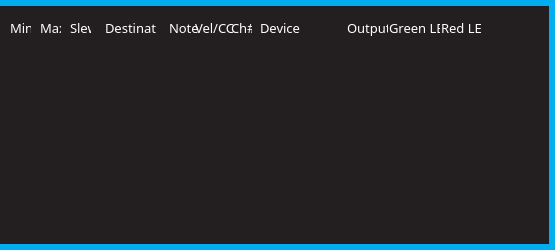
The window that standalone/advanced/forms/keyWindowForm.ui (Muse-Kinetics/softstep_editor) describes before a commit, drawn with Qt 5; both pictures show x 445 to 1000 and y 0 to 250 of the 1000 by 250 pixel window.
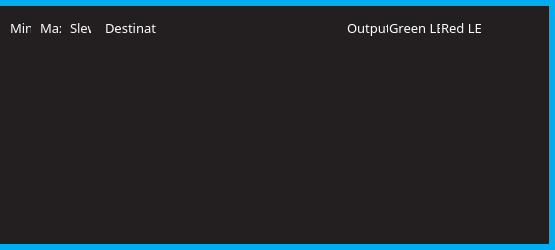
The same window after the commit.

Commit message: added stuff for dynamic device labeling for the modlines.

Diff of the .ui file:
```diff
--- a/standalone/advanced/forms/keyWindowForm.ui
+++ b/standalone/advanced/forms/keyWindowForm.ui
@@ -319,82 +319,21 @@
     <string>Output</string>
    </property>
   </widget>
-  <widget class="QLabel" name="label_20">
-   <property name="geometry">
-    <rect>
-     <x>640</x>
-     <y>20</y>
-     <width>41</width>
-     <height>16</height>
-    </rect>
-   </property>
-   <property name="font">
-    <font>
-     <family>Futura</family>
-     <pointsize>10</pointsize>
-    </font>
-   </property>
-   <property name="text">
-    <string>Vel/CC</string>
-   </property>
-  </widget>
-  <widget class="QLabel" name="label_19">
-   <property name="geometry">
-    <rect>
-     <x>614</x>
-     <y>20</y>
-     <width>31</width>
-     <height>16</height>
-    </rect>
-   </property>
-   <property name="font">
-    <font>
-     <family>Futura</family>
-     <pointsize>10</pointsize>
-    </font>
-   </property>
-   <property name="text">
-    <string>Note</string>
-   </property>
-  </widget>
-  <widget class="QLabel" name="label_21">
-   <property name="geometry">
-    <rect>
-     <x>676</x>
-     <y>20</y>
-     <width>21</width>
-     <height>16</height>
-    </rect>
-   </property>
-   <property name="font">
-    <font>
-     <family>Futura</family>
-     <pointsize>10</pointsize>
-    </font>
-   </property>
-   <property name="text">
-    <string>Ch#</string>
-   </property>
-  </widget>
-  <widget class="QLabel" name="label_22">
-   <property name="geometry">
-    <rect>
-     <x>705</x>
-     <y>20</y>
-     <width>51</width>
-     <height>16</height>
-    </rect>
-   </property>
-   <property name="font">
-    <font>
-     <family>Futura</family>
-     <pointsize>10</pointsize>
-    </font>
-   </property>
-   <property name="text">
-    <string>Device</string>
-   </property>
-  </widget>
+  <zorder>label_9</zorder>
+  <zorder>label_16</zorder>
+  <zorder>label_18</zorder>
+  <zorder>label_6</zorder>
+  <zorder>label_13</zorder>
+  <zorder>label_11</zorder>
+  <zorder>label_15</zorder>
+  <zorder>label_17</zorder>
+  <zorder>label_10</zorder>
+  <zorder>label_8</zorder>
+  <zorder>label_5</zorder>
+  <zorder>label_14</zorder>
+  <zorder>label_12</zorder>
+  <zorder>label_7</zorder>
+  <zorder>label_4</zorder>
  </widget>
  <resources/>
  <connections/>
```
The commit also changes 4 other files.
